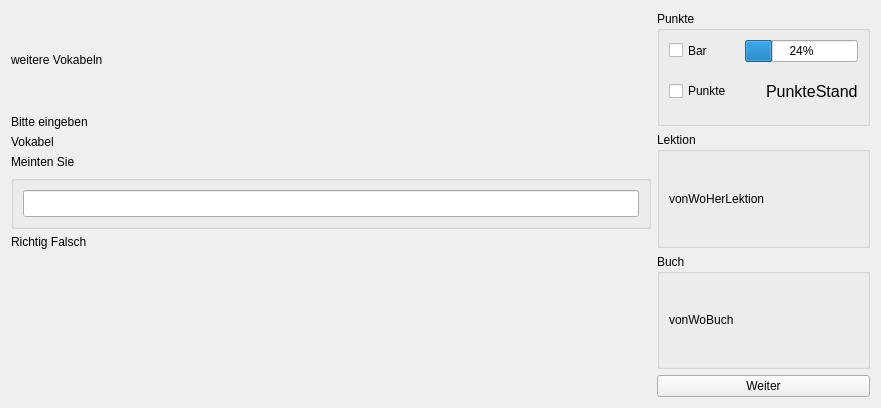
This is UIs/WindowAbfrage.ui in JPaehr/VokabelTrainer as Qt 5 draws it before an edit. The edited form follows.
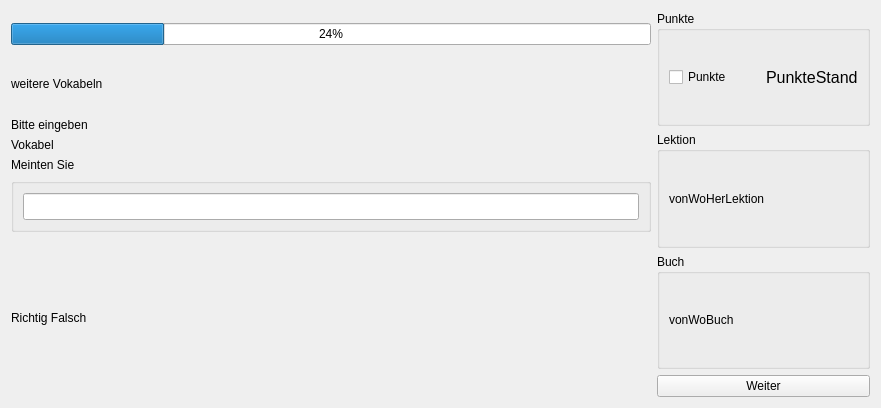
This is the edited form.

The edit to the form file:
```diff
--- a/UIs/WindowAbfrage.ui
+++ b/UIs/WindowAbfrage.ui
@@ -17,11 +17,54 @@
    <item>
     <layout class="QHBoxLayout" name="horizontalLayout" stretch="3,1">
      <item>
-      <layout class="QVBoxLayout" name="verticalLayout" stretch="3,0,0,0,0,5">
+      <layout class="QVBoxLayout" name="verticalLayout" stretch="3,0,0,0,0,0,5">
        <item>
-        <widget class="QLabel" name="labWeitereVokabeln">
-         <property name="text">
-          <string>weitere Vokabeln</string>
+        <layout class="QVBoxLayout" name="verticalLayout_9" stretch="1,1">
+         <item>
+          <layout class="QVBoxLayout" name="verticalLayout_11">
+           <item>
+            <widget class="QWidget" name="hilfsWidget1" native="true"/>
+           </item>
+           <item>
+            <widget class="QProgressBar" name="pBFortschritt">
+             <property name="sizePolicy">
+              <sizepolicy hsizetype="Expanding" vsizetype="Fixed">
+               <horstretch>0</horstretch>
+               <verstretch>0</verstretch>
+              </sizepolicy>
+             </property>
+             <property name="minimumSize">
+              <size>
+               <width>0</width>
+               <height>0</height>
+              </size>
+             </property>
+             <property name="value">
+              <number>24</number>
+             </property>
+            </widget>
+           </item>
+           <item>
+            <widget class="QWidget" name="hilfsWidget2" native="true"/>
+           </item>
+          </layout>
+         </item>
+         <item>
+          <widget class="QLabel" name="labWeitereVokabeln">
+           <property name="text">
+            <string>weitere Vokabeln</string>
+           </property>
+          </widget>
+         </item>
+        </layout>
+       </item>
+       <item>
+        <widget class="QWidget" name="widgetWeitereVok" native="true">
+         <property name="minimumSize">
+          <size>
+           <width>0</width>
+           <height>0</height>
+          </size>
          </property>
         </widget>
        </item>
@@ -64,7 +107,7 @@
          </layout>
         </widget>
        </item>
-       <item alignment="Qt::AlignTop">
+       <item>
         <widget class="QLabel" name="labRichtigFalsch">
          <property name="text">
           <string>Richtig Falsch</string>
@@ -83,36 +126,6 @@
             <string>Punkte</string>
            </property>
            <layout class="QVBoxLayout" name="verticalLayout_6">
-            <item>
-             <layout class="QHBoxLayout" name="horizontalLayout_3">
-              <item>
-               <widget class="QCheckBox" name="cBBar">
-                <property name="minimumSize">
-                 <size>
-                  <width>70</width>
-                  <height>21</height>
-                 </size>
-                </property>
-                <property name="text">
-                 <string>Bar</string>
-                </property>
-               </widget>
-              </item>
-              <item>
-               <widget class="QProgressBar" name="pBFortschritt">
-                <property name="minimumSize">
-                 <size>
-                  <width>70</width>
-                  <height>21</height>
-                 </size>
-                </property>
-                <property name="value">
-                 <number>24</number>
-                </property>
-               </widget>
-              </item>
-             </layout>
-            </item>
             <item>
              <layout class="QHBoxLayout" name="horizontalLayout_4">
               <item>
```
